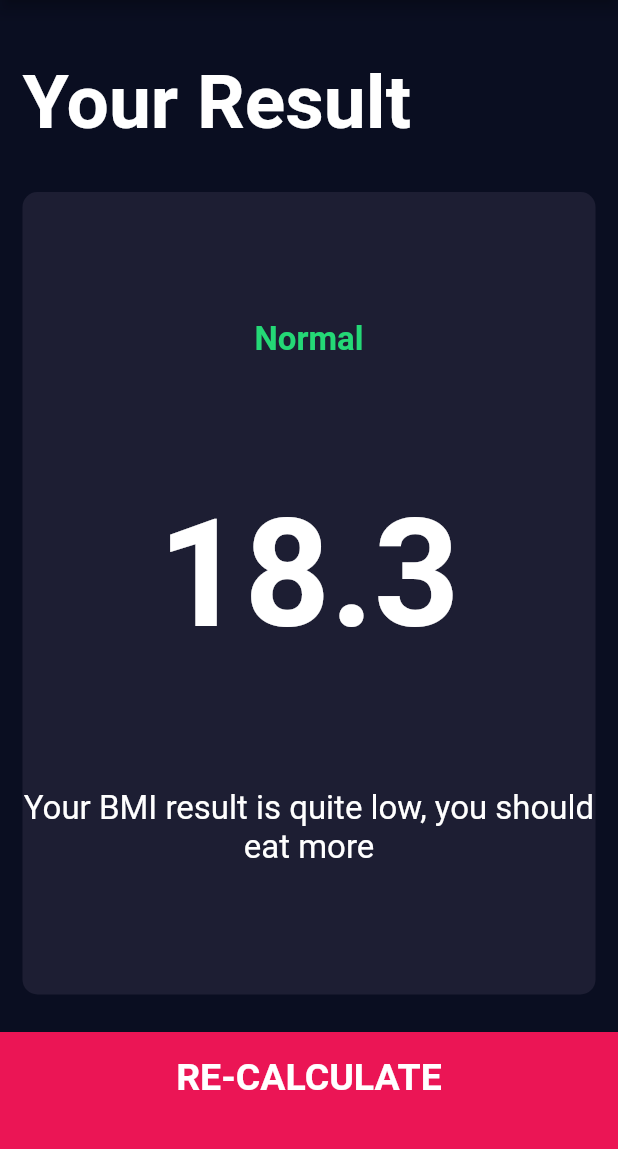
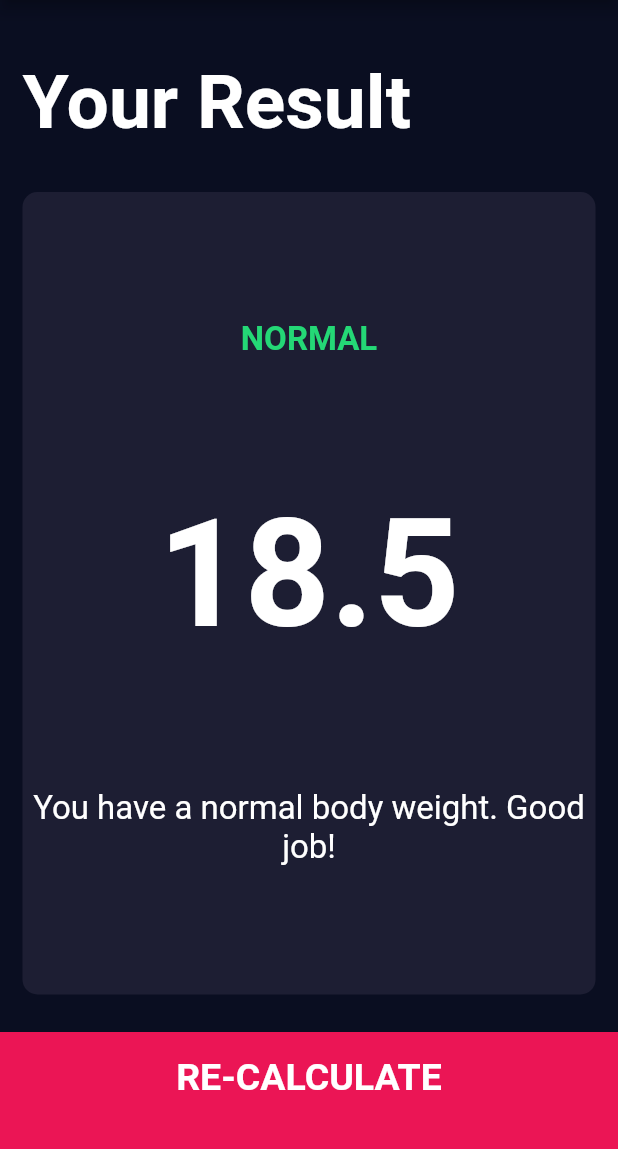
Before and after one commit to erwinmacaraig/learning-flutter-two, a Flutter app: the screen it shows after launch, after a tap on "CALCULATE", on a phone screen of 412 x 824 dp, the part 84-1233 px from its top. Run offline on Flutter 3.47's test engine with Material 2 defaults, Android fonts, the phone set to English and light mode, and no system bars; our stand-ins replace audioplayers, font_awesome_flutter, rflutter_alert.

Commit message:
finalzing the bmi calculator with a calculator class

```diff
--- /dev/null
+++ b/lib/models/calculator.brain.dart
@@ -0,0 +1,35 @@
+import 'dart:math';
+
+class CalculatorBrain {
+  CalculatorBrain({required this.height, required this.weight});
+
+  final int height;
+  final int weight;
+
+  late double _bmi;
+
+  String calculateBMI() {
+    _bmi = weight / pow(height / 100, 2);
+    return _bmi.toStringAsFixed(1);
+  }
+
+  String getResult() {
+    if (_bmi >= 25) {
+      return 'Overweight';
+    } else if (_bmi > 18.5) {
+      return 'Normal';
+    } else {
+      return 'Underweight';
+    }
+  }
+
+  String getInterpretation() {
+    if (_bmi >= 25) {
+      return 'You have a higher than normal body weight. Try to exercise more';
+    } else if (_bmi > 18.5) {
+      return 'You have a normal body weight. Good job!';
+    } else {
+      return 'You have a lower than normal body weight. You can eat a bit more';
+    }
+  }
+}
--- a/lib/models/models.dart
+++ b/lib/models/models.dart
@@ -1,3 +1,4 @@
 export 'question.dart';
 export 'quiz_brain.dart';
+export 'calculator.brain.dart';
 // export 'story.dart';
--- a/lib/screens/results_page.dart
+++ b/lib/screens/results_page.dart
@@ -4,6 +4,15 @@
 import '../constants.dart';
 
 class ResultsPage extends StatelessWidget {
+  ResultsPage(
+      {required this.bmiResult,
+      required this.resultText,
+      required this.interpretation});
+
+  final String bmiResult;
+  final String resultText;
+  final String interpretation;
+
   @override
   Widget build(BuildContext context) {
     return Scaffold(
@@ -33,17 +42,17 @@
               cardChild: Column(
                 mainAxisAlignment: MainAxisAlignment.spaceEvenly,
                 crossAxisAlignment: CrossAxisAlignment.center,
-                children: const [
+                children: [
                   Text(
-                    'Normal',
+                    resultText.toUpperCase(),
                     style: kResultTextStyle,
                   ),
                   Text(
-                    '18.3',
+                    bmiResult,
                     style: kBMITextStyle,
                   ),
                   Text(
-                    'Your BMI result is quite low, you should eat more',
+                    interpretation,
                     textAlign: TextAlign.center,
                     style: kBodyTextStyle,
                   ),
--- a/lib/widgets/input_tobmi_widget.dart
+++ b/lib/widgets/input_tobmi_widget.dart
@@ -4,6 +4,7 @@
 import './widgets.dart';
 import '../constants.dart';
 import 'round_icon_button.dart';
+import '../models/models.dart';
 
 enum GENDER { male, female }
 
@@ -223,8 +224,16 @@
         BottomButton(
             buttonTitle: 'CALCULATE',
             onTap: () {
-              Navigator.push(context,
-                  MaterialPageRoute(builder: (context) => ResultsPage()));
+              CalculatorBrain calc =
+                  CalculatorBrain(height: height, weight: weight);
+              Navigator.push(
+                  context,
+                  MaterialPageRoute(
+                      builder: (context) => ResultsPage(
+                            bmiResult: calc.calculateBMI(),
+                            resultText: calc.getResult(),
+                            interpretation: calc.getInterpretation(),
+                          )));
             }),
         // GestureDetector(
         //   onTap: () {
```
